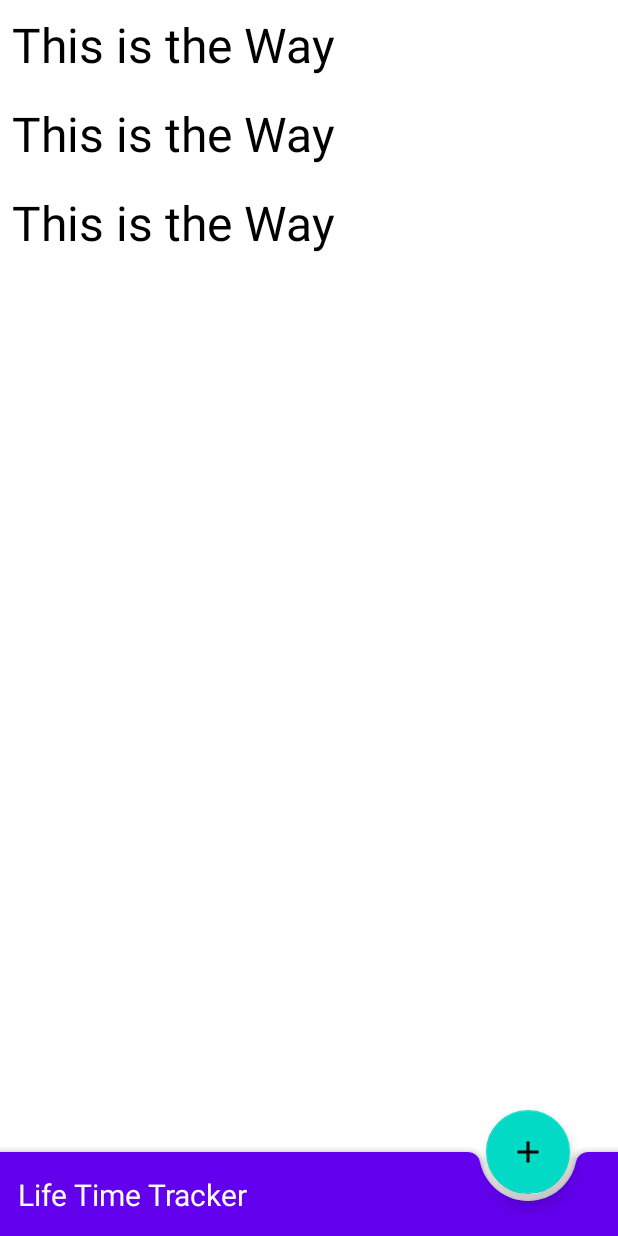
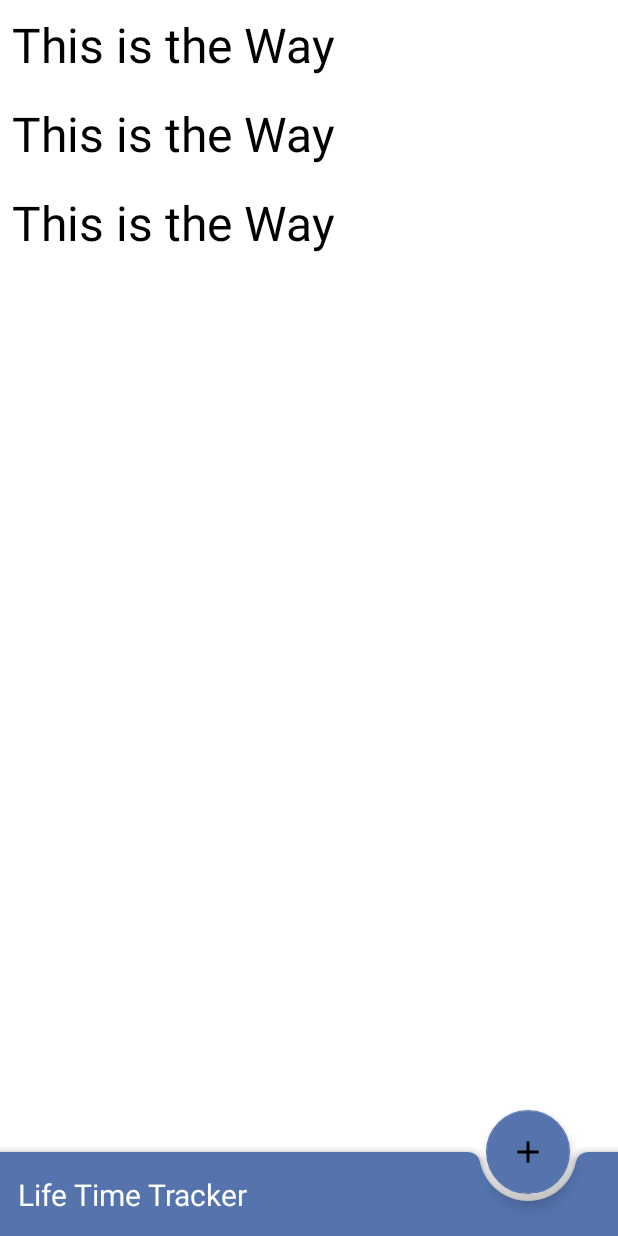
Before and after one commit to erulinman/litetimetracker, an Android app: the screen it shows after launch (WayListActivity), on a phone screen of 412 x 824 dp. Run offline under Robolectric (Android 15) with nearby library versions, the phone set to English and light mode, and no system bars; our stand-ins replace Room's generated code; 4 statements that could not run were skipped.

Commit message:
Small colors change

```diff
--- a/app/src/main/res/layout/bottom_app_bar.xml
+++ b/app/src/main/res/layout/bottom_app_bar.xml
@@ -10,7 +10,6 @@
         android:layout_width="match_parent"
         android:layout_height="wrap_content"
         android:layout_gravity="bottom"
-        android:backgroundTint="@color/colorPrimary"
         app:fabAlignmentMode="end"
         style="@style/Widget.MaterialComponents.BottomAppBar.Colored" />
 
--- a/app/src/main/res/values/colors.xml
+++ b/app/src/main/res/values/colors.xml
@@ -1,9 +1,7 @@
 <?xml version="1.0" encoding="utf-8"?>
 <resources>
-    <color name="colorPrimary">#FF6200EE</color>
-    <color name="purple_200">#FFBB86FC</color>
-    <color name="purple_500">#FF6200EE</color>
-    <color name="purple_700">#FF3700B3</color>
+    <color name="blue_200">#FF5574ae</color>
+    <color name="blue_400">#FF3c4c69 </color>
     <color name="teal_200">#FF03DAC5</color>
     <color name="teal_700">#FF018786</color>
     <color name="black">#FF000000</color>
--- a/app/src/main/res/values/themes.xml
+++ b/app/src/main/res/values/themes.xml
@@ -1,11 +1,11 @@
 <resources xmlns:tools="http://schemas.android.com/tools">
     <style name="Theme.LifeTimeTracker" parent="Theme.MaterialComponents.Light.NoActionBar">
-        <item name="colorPrimary">@color/purple_500</item>
-        <item name="colorPrimaryVariant">@color/purple_700</item>
+        <item name="colorPrimary">@color/blue_200</item>
+        <item name="colorPrimaryVariant">@color/white</item>
         <item name="colorOnPrimary">@color/white</item>
-        <item name="colorSecondary">@color/teal_200</item>
+        <item name="colorSecondary">@color/blue_200</item>
         <item name="colorSecondaryVariant">@color/teal_700</item>
         <item name="colorOnSecondary">@color/black</item>
-        <item name="android:statusBarColor" tools:targetApi="l">?attr/colorPrimaryVariant</item>
+        <item name="android:statusBarColor" tools:targetApi="l">@color/blue_200</item>
     </style>
 </resources>
```
